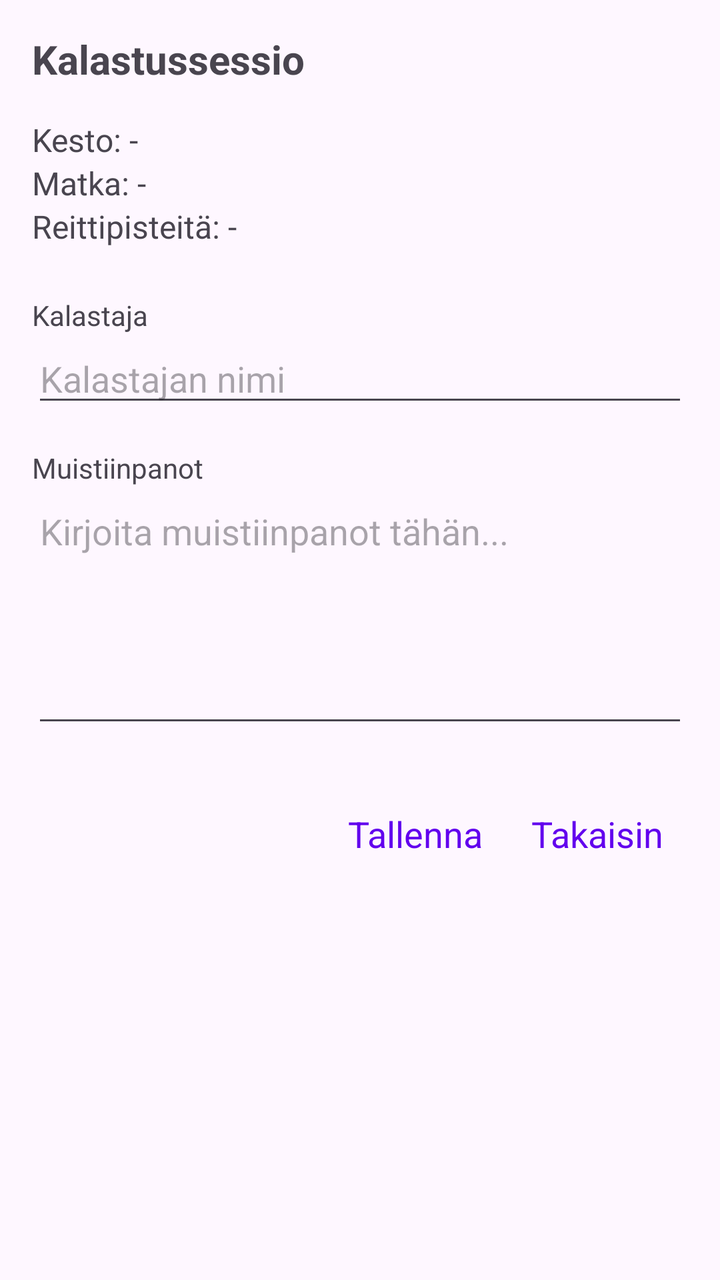
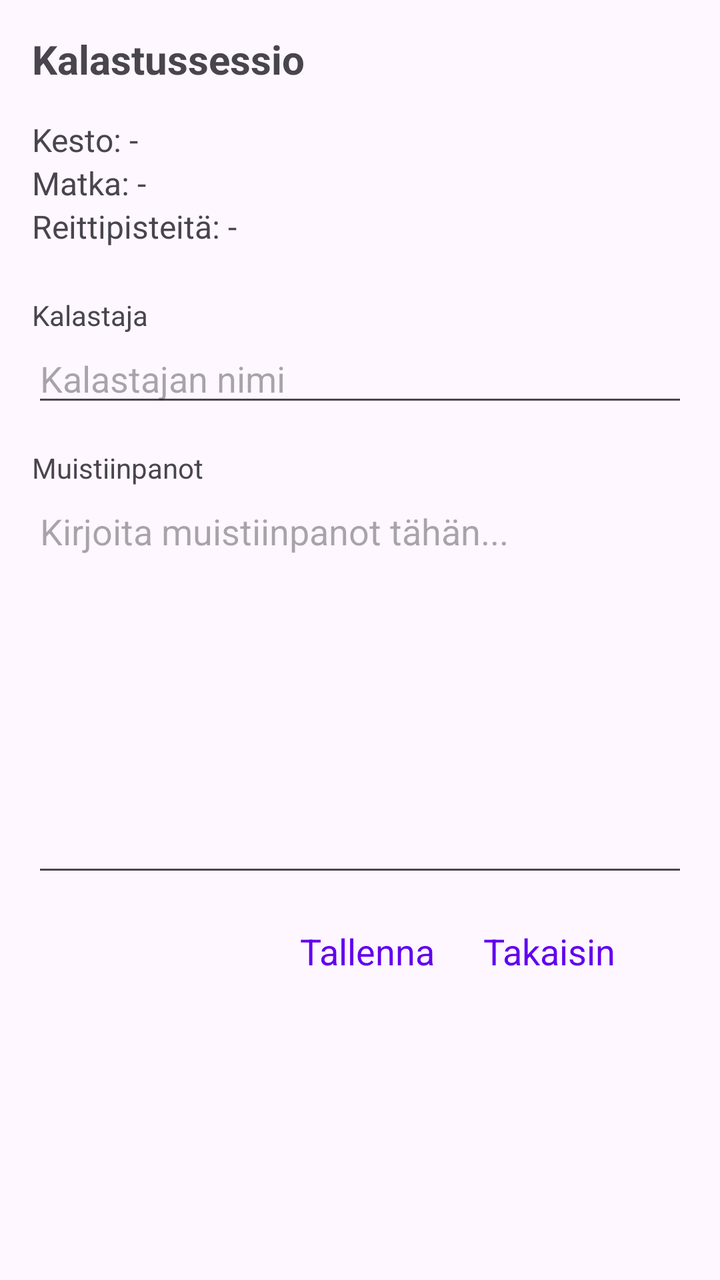

Two renders of the same Android screen: before a commit and after it. Below are the layout's source before the change and the commit's diff.
<!-- AndroidManifest.xml: application theme Theme.KalaKartta -->
<!-- res/layout/activity_edit_fishing_session.xml -->
<?xml version="1.0" encoding="utf-8"?>
<ScrollView xmlns:android="http://schemas.android.com/apk/res/android"
    android:layout_width="match_parent"
    android:layout_height="match_parent"
    android:fillViewport="true">

    <LinearLayout
        android:layout_width="match_parent"
        android:layout_height="wrap_content"
        android:orientation="vertical"
        android:padding="16dp">

        <TextView
            android:id="@+id/sessionTitleText"
            android:layout_width="match_parent"
            android:layout_height="wrap_content"
            android:text="Kalastussessio"
            android:textSize="20sp"
            android:textStyle="bold"
            android:layout_marginBottom="16dp" />

        <TextView
            android:id="@+id/durationText"
            android:layout_width="match_parent"
            android:layout_height="wrap_content"
            android:text="Kesto: -"
            android:textSize="16sp" />

        <TextView
            android:id="@+id/distanceText"
            android:layout_width="match_parent"
            android:layout_height="wrap_content"
            android:text="Matka: -"
            android:textSize="16sp" />

        <TextView
            android:id="@+id/trackPointsText"
            android:layout_width="match_parent"
            android:layout_height="wrap_content"
            android:text="Reittipisteitä: -"
            android:textSize="16sp"
            android:layout_marginBottom="24dp" />

        <TextView
            android:layout_width="match_parent"
            android:layout_height="wrap_content"
            android:text="Kalastaja"
            android:textSize="14sp"
            android:textColor="?android:attr/textColorSecondary" />

        <EditText
            android:id="@+id/fishermanInput"
            android:layout_width="match_parent"
            android:layout_height="wrap_content"
            android:hint="Kalastajan nimi"
            android:inputType="textPersonName"
            android:layout_marginBottom="16dp" />

        <TextView
            android:layout_width="match_parent"
            android:layout_height="wrap_content"
            android:text="Muistiinpanot"
            android:textSize="14sp"
            android:textColor="?android:attr/textColorSecondary" />

        <EditText
            android:id="@+id/notesInput"
            android:layout_width="match_parent"
            android:layout_height="wrap_content"
            android:hint="Kirjoita muistiinpanot tähän..."
            android:inputType="textMultiLine"
            android:gravity="top"
            android:minLines="5"
            android:layout_marginBottom="24dp" />

        <LinearLayout
            android:layout_width="match_parent"
            android:layout_height="wrap_content"
            android:orientation="horizontal"
            android:gravity="end">

            <TextView
                android:id="@+id/saveLink"
                android:layout_width="wrap_content"
                android:layout_height="wrap_content"
                android:text="Tallenna"
                android:textColor="@color/link_color"
                android:textSize="18sp"
                android:padding="12dp"
                android:clickable="true"
                android:focusable="true" />

            <TextView
                android:id="@+id/backLink"
                android:layout_width="wrap_content"
                android:layout_height="wrap_content"
                android:text="Takaisin"
                android:textColor="@color/link_color"
                android:textSize="18sp"
                android:padding="12dp"
                android:clickable="true"
                android:focusable="true" />

        </LinearLayout>

    </LinearLayout>
</ScrollView>
<!-- resources referenced by this layout -->
<resources>
  <color name="link_color">#6200EE</color>
  <style name="Theme.KalaKartta" parent="Base.Theme.KalaKartta" />
  <style name="Base.Theme.KalaKartta" parent="Theme.Material3.DayNight.NoActionBar">
          
          <item name="colorPrimary">#6200EE</item>
          <item name="colorOnPrimary">#FFFFFF</item>
          <item name="editTextStyle">@style/Widget.AppCompat.EditText</item>
          <item name="android:spinnerStyle">@style/Widget.AppCompat.Spinner</item>
      </style>
</resources>

<!-- the commit's change to res/layout/activity_edit_fishing_session.xml (unified diff, before → after) -->
@@ -8,7 +8,8 @@
         android:layout_width="match_parent"
         android:layout_height="wrap_content"
         android:orientation="vertical"
-        android:padding="16dp">
+        android:padding="16dp"
+        android:paddingBottom="100dp">
 
         <TextView
             android:id="@+id/sessionTitleText"
@@ -66,18 +67,20 @@
         <EditText
             android:id="@+id/notesInput"
             android:layout_width="match_parent"
-            android:layout_height="wrap_content"
+            android:layout_height="200dp"
             android:hint="Kirjoita muistiinpanot tähän..."
             android:inputType="textMultiLine"
             android:gravity="top"
-            android:minLines="5"
-            android:layout_marginBottom="24dp" />
+            android:scrollbars="vertical" />
 
         <LinearLayout
             android:layout_width="match_parent"
             android:layout_height="wrap_content"
             android:orientation="horizontal"
-            android:gravity="end">
+            android:gravity="end"
+            android:layout_marginTop="8dp"
+            android:layout_marginEnd="@dimen/landscape_safe_margin"
+            android:layout_marginBottom="24dp">
 
             <TextView
                 android:id="@+id/saveLink"
<!-- resource entries referenced after the edit -->
@@ -1,6 +1,7 @@
 <!-- resources referenced by this layout -->
 <resources>
   <color name="link_color">#6200EE</color>
+  <dimen name="landscape_safe_margin">24dp</dimen>
   <style name="Theme.KalaKartta" parent="Base.Theme.KalaKartta" />
   <style name="Base.Theme.KalaKartta" parent="Theme.Material3.DayNight.NoActionBar">
           
